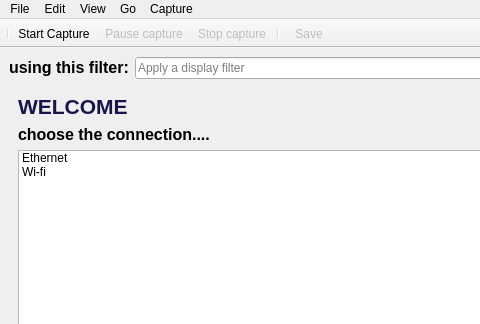
Before: the Qt Designer form NetworkAnalyzer.ui in amr-essam95/Packet-Analyzer, drawn with Qt 5; both pictures show x 0 to 480 and y 0 to 324 of the 800 by 600 pixel window.
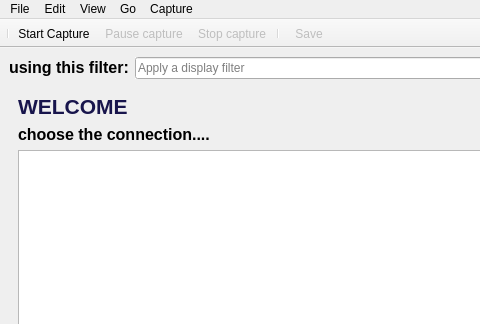
After: the same form once the commit is applied. Icons and pictures are not drawn.

Commit message: choosing device

Patch:
```diff
--- a/NetworkAnalyzer.ui
+++ b/NetworkAnalyzer.ui
@@ -160,16 +160,6 @@
           <property name="viewMode">
            <enum>QListView::ListMode</enum>
           </property>
-          <item>
-           <property name="text">
-            <string>Ethernet</string>
-           </property>
-          </item>
-          <item>
-           <property name="text">
-            <string>Wi-fi</string>
-           </property>
-          </item>
          </widget>
         </item>
         <item>
```
The commit also changes 2 other files.
